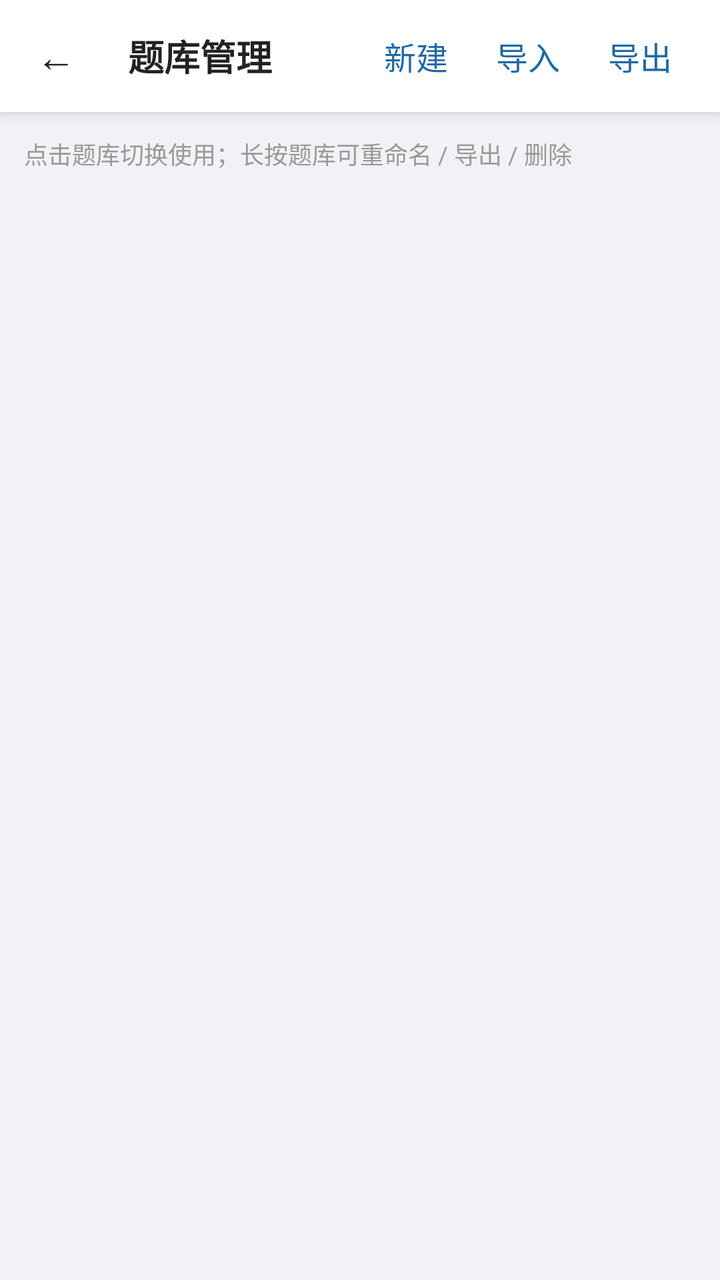
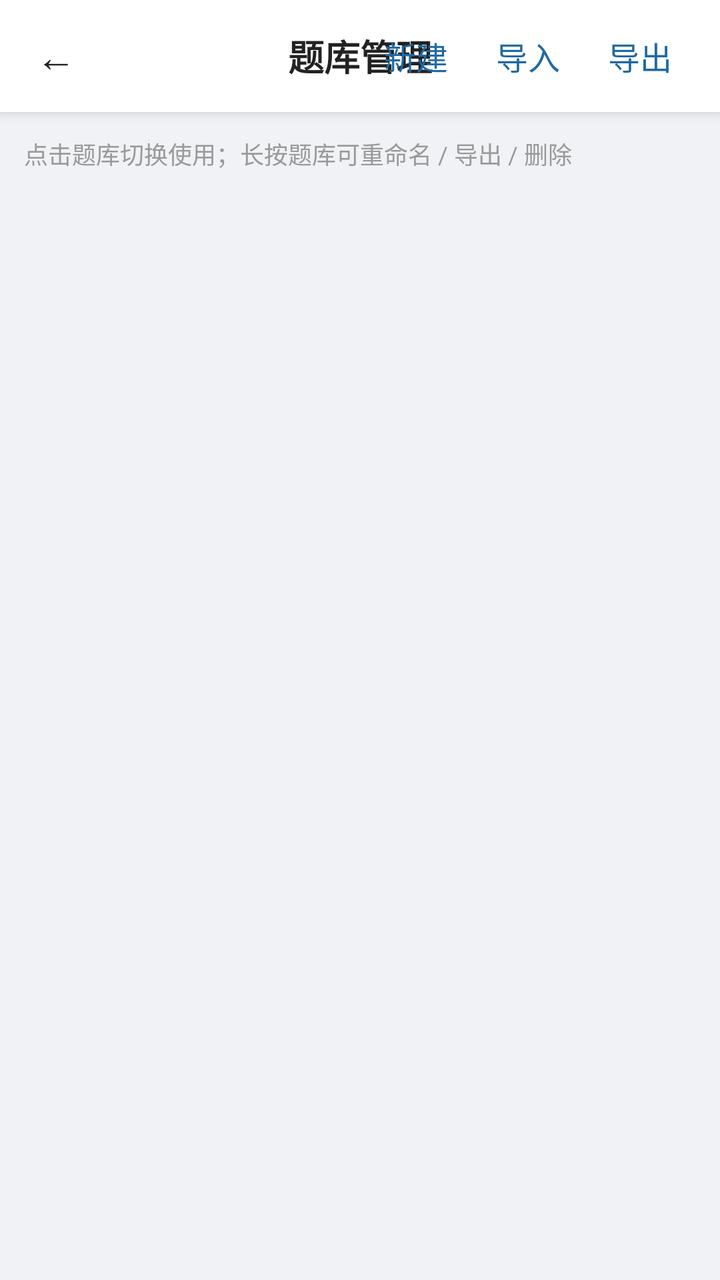

An Android layout rendered at two revisions. The XML below is the earlier revision; the diff shows what the commit changed to produce the second picture.
<!-- AndroidManifest.xml: application theme Theme.Demo -->
<!-- res/layout/activity_save_manage.xml -->
<?xml version="1.0" encoding="utf-8"?>
<LinearLayout xmlns:android="http://schemas.android.com/apk/res/android"
    android:layout_width="match_parent"
    android:layout_height="match_parent"
    android:orientation="vertical"
    android:background="@color/page_bg">

    
    <LinearLayout style="@style/TopBar">

        <TextView
            android:id="@+id/btn_back"
            style="@style/TopBarBack" />

        <TextView
            android:layout_width="0dp"
            android:layout_height="wrap_content"
            android:layout_weight="1"
            android:paddingStart="8dp"
            android:text="题库管理"
            android:textSize="@dimen/text_size_title"
            android:textStyle="bold"
            android:textColor="@color/text_primary"/>

        <TextView
            android:id="@+id/btn_new_bank"
            android:layout_width="wrap_content"
            android:layout_height="wrap_content"
            android:padding="8dp"
            android:layout_marginEnd="8dp"
            android:text="新建"
            android:textSize="@dimen/text_size_emphasis"
            android:textColor="@color/detail_primary"/>

        <TextView
            android:id="@+id/btn_import_bank"
            android:layout_width="wrap_content"
            android:layout_height="wrap_content"
            android:padding="8dp"
            android:layout_marginEnd="8dp"
            android:text="导入"
            android:textSize="@dimen/text_size_emphasis"
            android:textColor="@color/detail_primary"/>

        <TextView
            android:id="@+id/btn_export_bank"
            android:layout_width="wrap_content"
            android:layout_height="wrap_content"
            android:padding="8dp"
            android:layout_marginEnd="16dp"
            android:text="导出"
            android:textSize="@dimen/text_size_emphasis"
            android:textColor="@color/detail_primary"/>
    </LinearLayout>

    
    <TextView
        android:layout_width="match_parent"
        android:layout_height="wrap_content"
        android:padding="12dp"
        android:text="点击题库切换使用；长按题库可重命名 / 导出 / 删除"
        android:textSize="@dimen/text_size_caption"
        android:textColor="@color/text_hint"/>

    
    <androidx.recyclerview.widget.RecyclerView
        android:id="@+id/recycler_banks"
        android:layout_width="match_parent"
        android:layout_height="match_parent"
        android:paddingBottom="20dp"/>

</LinearLayout>
<!-- resources referenced by this layout -->
<resources>
  <color name="detail_primary">#1F6AA5</color>
  <color name="page_bg">#F0F2F5</color>
  <color name="text_hint">#999999</color>
  <color name="text_primary">#222222</color>
  <dimen name="text_size_caption">12sp</dimen>
  <dimen name="text_size_emphasis">16sp</dimen>
  <dimen name="text_size_title">18sp</dimen>
  <style name="TopBar">
          <item name="android:layout_width">match_parent</item>
          <item name="android:layout_height">56dp</item>
          <item name="android:orientation">horizontal</item>
          <item name="android:gravity">center_vertical</item>
          <item name="android:background">@color/home_card</item>
          <item name="android:elevation">4dp</item>
      </style>
  <style name="TopBarBack">
          <item name="android:layout_width">56dp</item>
          <item name="android:layout_height">match_parent</item>
          <item name="android:gravity">center</item>
          <item name="android:text">←</item>
          <item name="android:textSize">20sp</item>
          <item name="android:textColor">@color/text_primary</item>
          <item name="android:background">?attr/selectableItemBackgroundBorderless</item>
      </style>
  <style name="Theme.Demo" parent="Base.Theme.Demo" />
  <color name="home_card">#FFFFFF</color>
  <style name="Base.Theme.Demo" parent="Theme.Material3.DayNight.NoActionBar">
          
          <item name="android:statusBarColor">@color/home_bg</item>
          <item name="android:windowLightStatusBar">true</item>
          <item name="android:navigationBarColor">@color/home_bg</item>
          <item name="android:windowLightNavigationBar" tools:targetApi="o_mr1">true</item>
          <item name="android:enforceNavigationBarContrast" tools:targetApi="q">false</item>
      </style>
  <color name="home_bg">@color/page_bg</color>
</resources>

<!-- the commit's change to res/layout/activity_save_manage.xml (unified diff, before → after) -->
@@ -6,52 +6,63 @@
     android:background="@color/page_bg">
 
     
-    <LinearLayout style="@style/TopBar">
+    <FrameLayout style="@style/TopBarOverlay">
 
         <TextView
-            android:id="@+id/btn_back"
-            style="@style/TopBarBack" />
-
-        <TextView
-            android:layout_width="0dp"
+            android:layout_width="wrap_content"
             android:layout_height="wrap_content"
-            android:layout_weight="1"
-            android:paddingStart="8dp"
+            android:layout_gravity="center"
+            android:padding="8dp"
+            android:gravity="center"
+            android:singleLine="true"
             android:text="题库管理"
             android:textSize="@dimen/text_size_title"
             android:textStyle="bold"
             android:textColor="@color/text_primary"/>
 
         <TextView
-            android:id="@+id/btn_new_bank"
+            android:id="@+id/btn_back"
+            style="@style/TopBarBack"
+            android:layout_gravity="start|center_vertical" />
+
+        <LinearLayout
             android:layout_width="wrap_content"
             android:layout_height="wrap_content"
-            android:padding="8dp"
-            android:layout_marginEnd="8dp"
-            android:text="新建"
-            android:textSize="@dimen/text_size_emphasis"
-            android:textColor="@color/detail_primary"/>
+            android:layout_gravity="end|center_vertical"
+            android:orientation="horizontal"
+            android:gravity="center_vertical">
 
-        <TextView
-            android:id="@+id/btn_import_bank"
-            android:layout_width="wrap_content"
-            android:layout_height="wrap_content"
-            android:padding="8dp"
-            android:layout_marginEnd="8dp"
-            android:text="导入"
-            android:textSize="@dimen/text_size_emphasis"
-            android:textColor="@color/detail_primary"/>
+            <TextView
+                android:id="@+id/btn_new_bank"
+                android:layout_width="wrap_content"
+                android:layout_height="wrap_content"
+                android:padding="8dp"
+                android:layout_marginEnd="8dp"
+                android:text="新建"
+                android:textSize="@dimen/text_size_emphasis"
+                android:textColor="@color/detail_primary"/>
 
-        <TextView
-            android:id="@+id/btn_export_bank"
-            android:layout_width="wrap_content"
-            android:layout_height="wrap_content"
-            android:padding="8dp"
-            android:layout_marginEnd="16dp"
-            android:text="导出"
-            android:textSize="@dimen/text_size_emphasis"
-            android:textColor="@color/detail_primary"/>
-    </LinearLayout>
+            <TextView
+                android:id="@+id/btn_import_bank"
+                android:layout_width="wrap_content"
+                android:layout_height="wrap_content"
+                android:padding="8dp"
+                android:layout_marginEnd="8dp"
+                android:text="导入"
+                android:textSize="@dimen/text_size_emphasis"
+                android:textColor="@color/detail_primary"/>
+
+            <TextView
+                android:id="@+id/btn_export_bank"
+                android:layout_width="wrap_content"
+                android:layout_height="wrap_content"
+                android:padding="8dp"
+                android:layout_marginEnd="16dp"
+                android:text="导出"
+                android:textSize="@dimen/text_size_emphasis"
+                android:textColor="@color/detail_primary"/>
+        </LinearLayout>
+    </FrameLayout>
 
     
     <TextView
<!-- resource entries referenced after the edit -->
@@ -7,24 +7,23 @@
   <dimen name="text_size_caption">12sp</dimen>
   <dimen name="text_size_emphasis">16sp</dimen>
   <dimen name="text_size_title">18sp</dimen>
-  <style name="TopBar">
-          <item name="android:layout_width">match_parent</item>
-          <item name="android:layout_height">56dp</item>
-          <item name="android:orientation">horizontal</item>
-          <item name="android:gravity">center_vertical</item>
-          <item name="android:background">@color/home_card</item>
-          <item name="android:elevation">4dp</item>
-      </style>
   <style name="TopBarBack">
           <item name="android:layout_width">56dp</item>
           <item name="android:layout_height">match_parent</item>
           <item name="android:gravity">center</item>
           <item name="android:text">←</item>
-          <item name="android:textSize">20sp</item>
+          <item name="android:textSize">@dimen/text_size_display</item>
           <item name="android:textColor">@color/text_primary</item>
           <item name="android:background">?attr/selectableItemBackgroundBorderless</item>
       </style>
+  <style name="TopBarOverlay">
+          <item name="android:layout_width">match_parent</item>
+          <item name="android:layout_height">56dp</item>
+          <item name="android:background">@color/home_card</item>
+          <item name="android:elevation">4dp</item>
+      </style>
   <style name="Theme.Demo" parent="Base.Theme.Demo" />
+  <dimen name="text_size_display">20sp</dimen>
   <color name="home_card">#FFFFFF</color>
   <style name="Base.Theme.Demo" parent="Theme.Material3.DayNight.NoActionBar">
           
